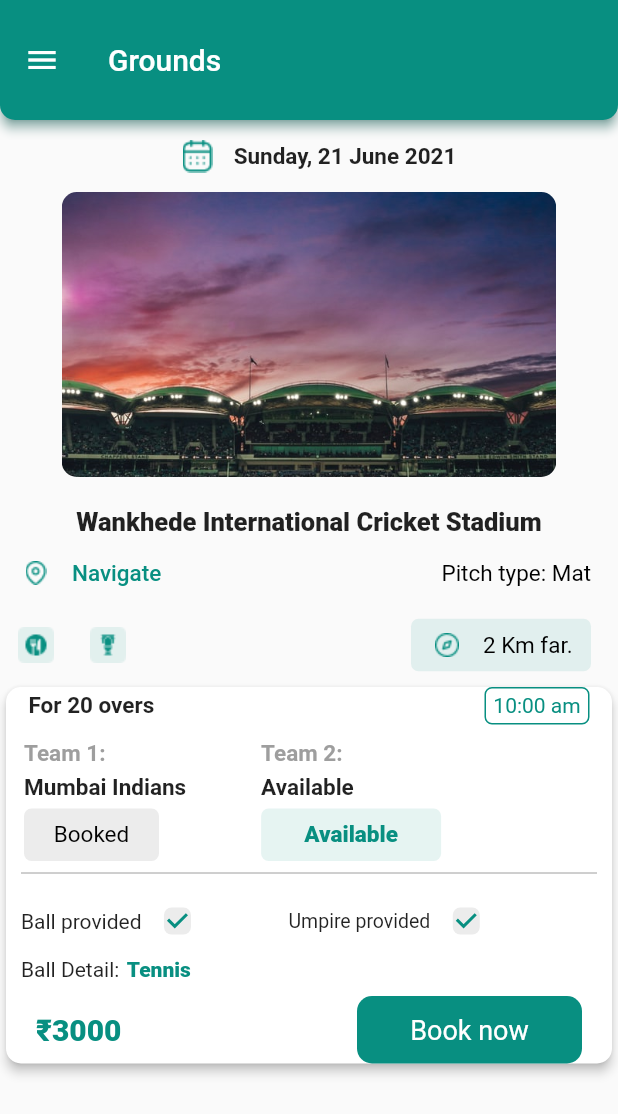
After one commit to yash1001-sojitra/gameon, a Flutter app: the GameonDash screen opened by its route, after a tap on "20 over", on a phone screen of 412 x 824 dp. The commit adds this screen. Shown: the top 1114 px of the screen. Run offline on Flutter 3.47's test engine with Material 2 defaults, Android fonts, the phone set to English and light mode, and no system bars; our stand-ins replace date_picker_timeline, google_fonts, lottie, pinput.

Commit message:
details screen complete

```diff
--- a/lib/Screens/Dashboard/dashboard.dart
+++ b/lib/Screens/Dashboard/dashboard.dart
@@ -1,5 +1,6 @@
 import 'package:date_picker_timeline/date_picker_widget.dart';
 import 'package:flutter/material.dart';
+import 'package:gameon/Screens/Dashboard/detailsscreen.dart';
 
 class GameonDash extends StatefulWidget {
   const GameonDash({Key? key}) : super(key: key);
@@ -63,8 +64,7 @@ class _GameonDashState extends State<GameonDash> {
             selectedTextColor: Colors.white,
             onDateChange: (date) {
               // New date selected
-              setState(() {
-              });
+              setState(() {});
             },
           ),
           const SizedBox(
@@ -119,7 +119,14 @@ class _GameonDashState extends State<GameonDash> {
             child: ListView.builder(
               itemCount: 5,
               itemBuilder: (BuildContext context, int index) {
-                return const GroundListViewModel();
+                return GestureDetector(
+                    onTap: () {
+                      Navigator.pushReplacement(
+                          context,
+                          MaterialPageRoute(
+                              builder: (context) => const GroundDetails()));
+                    },
+                    child: const GroundListViewModel());
               },
             ),
           )
@@ -184,7 +191,7 @@ class GroundListViewModel extends StatelessWidget {
                         width: 70,
                         height: 25,
                         decoration: BoxDecoration(
-                            color: const Color(0xff088F81),
+                            color: Colors.grey,
                             borderRadius: BorderRadius.circular(5)),
                         child: const Center(
                             child: Text(
--- /dev/null
+++ b/lib/Screens/Dashboard/detailsscreen.dart
@@ -0,0 +1,426 @@
+// ignore_for_file: file_names
+
+import 'package:flutter/material.dart';
+
+class GroundDetails extends StatefulWidget {
+  const GroundDetails({Key? key}) : super(key: key);
+
+  @override
+  State<GroundDetails> createState() => _GroundDetailsState();
+}
+
+class _GroundDetailsState extends State<GroundDetails> {
+  @override
+  Widget build(BuildContext context) {
+    return Scaffold(
+      appBar: AppBar(
+        toolbarHeight: 80,
+        backgroundColor: const Color(0xff088F81),
+        elevation: 3,
+        shadowColor: const Color(0xff088F81),
+        title: const Text("Grounds"),
+        shape: const RoundedRectangleBorder(
+            borderRadius: BorderRadius.only(
+                bottomLeft: Radius.circular(10),
+                bottomRight: Radius.circular(10))),
+      ),
+      drawer: const Drawer(),
+      body: Column(
+        mainAxisAlignment: MainAxisAlignment.start,
+        children: [
+          Row(
+            mainAxisAlignment: MainAxisAlignment.center,
+            children: [
+              IconButton(
+                  splashColor: Colors.transparent,
+                  hoverColor: Colors.transparent,
+                  focusColor: Colors.transparent,
+                  highlightColor: Colors.transparent,
+                  onPressed: () {},
+                  icon: Image.asset(
+                    "assets/icons/calandericon.png",
+                    height: 30,
+                    width: 35,
+                    color: const Color(0xff088F81),
+                  )),
+              const Text(
+                "Sunday, 21 June 2021",
+                style: TextStyle(fontWeight: FontWeight.w700, fontSize: 15),
+              )
+            ],
+          ),
+          ClipRRect(
+            borderRadius: BorderRadius.circular(10), // Image border
+            child: SizedBox(
+              width: MediaQuery.of(context).size.width * 0.80,
+              height: 190,
+              child: Image.asset(
+                "assets/images/stadiumimage.jpg",
+                fit: BoxFit.cover,
+              ),
+            ),
+          ),
+          const SizedBox(
+            height: 20,
+          ),
+          const Text(
+            "Wankhede International Cricket Stadium",
+            style: TextStyle(fontWeight: FontWeight.w800, fontSize: 17),
+          ),
+          Padding(
+            padding: const EdgeInsets.only(right: 18.0),
+            child: Row(
+              mainAxisAlignment: MainAxisAlignment.spaceBetween,
+              children: [
+                Row(
+                  children: [
+                    IconButton(
+                        splashColor: Colors.transparent,
+                        hoverColor: Colors.transparent,
+                        focusColor: Colors.transparent,
+                        highlightColor: Colors.transparent,
+                        onPressed: () {},
+                        icon: Image.asset(
+                          "assets/icons/locationicon.png",
+                          height: 30,
+                          width: 35,
+                          color: const Color(0xff088F81),
+                        )),
+                    const Text(
+                      "Navigate",
+                      style: TextStyle(
+                          color: Color(0xff088F81),
+                          fontWeight: FontWeight.w500,
+                          fontSize: 15),
+                    )
+                  ],
+                ),
+                Row(
+                  children: const [
+                    Text(
+                      "Pitch type: ",
+                      style: TextStyle(color: Colors.black, fontSize: 15),
+                    ),
+                    Text(
+                      "Mat",
+                      style: TextStyle(color: Colors.black, fontSize: 15),
+                    ),
+                  ],
+                ),
+              ],
+            ),
+          ),
+          Padding(
+            padding: const EdgeInsets.only(right: 18.0),
+            child: Row(
+              mainAxisAlignment: MainAxisAlignment.spaceBetween,
+              children: [
+                Row(
+                  children: [
+                    IconButton(
+                        splashColor: Colors.transparent,
+                        hoverColor: Colors.transparent,
+                        focusColor: Colors.transparent,
+                        highlightColor: Colors.transparent,
+                        onPressed: () {},
+                        icon: Image.asset(
+                          "assets/icons/foodserviceicon.png",
+                          height: 40,
+                          width: 45,
+                          color: const Color(0xff088F81),
+                        )),
+                    IconButton(
+                        splashColor: Colors.transparent,
+                        hoverColor: Colors.transparent,
+                        focusColor: Colors.transparent,
+                        highlightColor: Colors.transparent,
+                        onPressed: () {},
+                        icon: Image.asset(
+                          "assets/icons/washserviceicon.png",
+                          height: 40,
+                          width: 45,
+                          color: const Color(0xff088F81),
+                        )),
+                  ],
+                ),
+                Container(
+                  width: 120,
+                  height: 35,
+                  decoration: BoxDecoration(
+                      color: const Color(0xff088F81).withOpacity(0.1),
+                      borderRadius: BorderRadius.circular(5)),
+                  child: Row(
+                    children: [
+                      IconButton(
+                          splashColor: Colors.transparent,
+                          hoverColor: Colors.transparent,
+                          focusColor: Colors.transparent,
+                          highlightColor: Colors.transparent,
+                          onPressed: () {},
+                          icon: Image.asset(
+                            "assets/icons/navigationicon.png",
+                            height: 30,
+                            width: 35,
+                            color: const Color(0xff088F81),
+                          )),
+                      const Text(
+                        "2 Km far.",
+                        style: TextStyle(color: Colors.black, fontSize: 15),
+                      )
+                    ],
+                  ),
+                ),
+              ],
+            ),
+          ),
+          Expanded(
+            child: ListView.builder(
+              itemCount: 1,
+              itemBuilder: (BuildContext context, int index) {
+                return const DetailsViewModel();
+              },
+            ),
+          ),
+        ],
+      ),
+    );
+  }
+}
+
+class DetailsViewModel extends StatefulWidget {
+  const DetailsViewModel({Key? key}) : super(key: key);
+
+  @override
+  State<DetailsViewModel> createState() => _DetailsViewModelState();
+}
+
+class _DetailsViewModelState extends State<DetailsViewModel> {
+  late bool checkedValue = true;
+  @override
+  Widget build(BuildContext context) {
+    return Card(
+      shape: RoundedRectangleBorder(borderRadius: BorderRadius.circular(10)),
+      elevation: 3,
+      child: Column(
+        mainAxisAlignment: MainAxisAlignment.start,
+        children: [
+          Padding(
+            padding: const EdgeInsets.only(right: 15.0, left: 15),
+            child: Row(
+              mainAxisAlignment: MainAxisAlignment.spaceBetween,
+              children: [
+                const Text("For 20 overs",
+                    style:
+                        TextStyle(fontSize: 15, fontWeight: FontWeight.w600)),
+                Container(
+                  width: 70,
+                  height: 25,
+                  decoration: BoxDecoration(
+                      border: Border.all(
+                        color: const Color(0xff088F81),
+                      ),
+                      borderRadius: BorderRadius.circular(5)),
+                  child: const Center(
+                      child: Text(
+                    "10:00 am",
+                    style: TextStyle(color: Color(0xff088F81)),
+                  )),
+                ),
+              ],
+            ),
+          ),
+          const SizedBox(
+            height: 10,
+          ),
+          Padding(
+            padding: const EdgeInsets.only(left: 12.0),
+            child: Row(
+              mainAxisAlignment: MainAxisAlignment.start,
+              children: [
+                Column(
+                  crossAxisAlignment: CrossAxisAlignment.start,
+                  children: [
+                    const Text("Team 1:",
+                        style: TextStyle(
+                            fontSize: 15,
+                            color: Colors.grey,
+                            fontWeight: FontWeight.w600)),
+                    const SizedBox(
+                      height: 5,
+                    ),
+                    const Text("Mumbai Indians",
+                        style: TextStyle(
+                            fontSize: 15, fontWeight: FontWeight.w600)),
+                    const SizedBox(
+                      height: 5,
+                    ),
+                    Container(
+                        width: 90,
+                        height: 35,
+                        decoration: BoxDecoration(
+                            color: Colors.grey.withOpacity(0.2),
+                            borderRadius: BorderRadius.circular(5)),
+                        child: const Center(
+                          child: Text(
+                            "Booked",
+                            style: TextStyle(color: Colors.black, fontSize: 15),
+                          ),
+                        )),
+                  ],
+                ),
+                const SizedBox(
+                  width: 50,
+                ),
+                Column(
+                  crossAxisAlignment: CrossAxisAlignment.start,
+                  children: [
+                    const Text("Team 2:",
+                        style: TextStyle(
+                            fontSize: 15,
+                            color: Colors.grey,
+                            fontWeight: FontWeight.w600)),
+                    const SizedBox(
+                      height: 5,
+                    ),
+                    const Text("Available",
+                        style: TextStyle(
+                            fontSize: 15, fontWeight: FontWeight.w600)),
+                    const SizedBox(
+                      height: 5,
+                    ),
+                    Container(
+                        width: 120,
+                        height: 35,
+                        decoration: BoxDecoration(
+                            color: const Color(0xff088F81).withOpacity(0.1),
+                            borderRadius: BorderRadius.circular(5)),
+                        child: const Center(
+                          child: Text(
+                            "Available",
+                            style: TextStyle(
+                                color: Color(0xff088F81),
+                                fontWeight: FontWeight.w900,
+                                fontSize: 15),
+                          ),
+                        )),
+                  ],
+                )
+              ],
+            ),
+          ),
+          const Padding(
+            padding: EdgeInsets.only(left: 10.0, right: 10),
+            child: Divider(
+              color: Colors.grey,
+            ),
+          ),
+          Padding(
+            padding: const EdgeInsets.only(left: 10.0),
+            child: Row(
+              mainAxisAlignment: MainAxisAlignment.start,
+              crossAxisAlignment: CrossAxisAlignment.start,
+              children: [
+                Row(
+                  children: [
+                    const Text("Ball provided"),
+                    Checkbox(
+                        checkColor: const Color(0xff088F81),
+                        shape: RoundedRectangleBorder(
+                            borderRadius: BorderRadius.circular(5)),
+                        fillColor: MaterialStateProperty.all(
+                            Colors.grey.withOpacity(0.2)),
+                        value: checkedValue,
+                        activeColor: Colors.green,
+                        onChanged: ((value) {
+                          setState(() {
+                            checkedValue = value!;
+                          });
+                        })),
+                  ],
+                ),
+                const SizedBox(
+                  width: 50,
+                ),
+                Row(
+                  children: [
+                    const Text(
+                      "Umpire provided",
+                      style: TextStyle(fontSize: 13),
+                    ),
+                    Checkbox(
+                        checkColor: const Color(0xff088F81),
+                        shape: RoundedRectangleBorder(
+                            borderRadius: BorderRadius.circular(5)),
+                        fillColor: MaterialStateProperty.all(
+                            Colors.grey.withOpacity(0.2)),
+                        value: checkedValue,
+                        activeColor: Colors.green,
+                        onChanged: ((value) {
+                          setState(() {
+                            checkedValue = value!;
+                          });
+                        })),
+                  ],
+                ),
+              ],
+            ),
+          ),
+          Padding(
+            padding: const EdgeInsets.only(left: 10.0),
+            child: Row(
+              children: const [
+                Text("Ball Detail:"),
+                SizedBox(
+                  width: 5,
+                ),
+                Text(
+                  "Tennis",
+                  style: TextStyle(
+                      color: Color(0xff088F81), fontWeight: FontWeight.w900),
+                ),
+              ],
+            ),
+          ),
+          const SizedBox(
+            height: 10,
+          ),
+          Padding(
+            padding: const EdgeInsets.only(left: 20.0, right: 20),
+            child: Row(
+              mainAxisAlignment: MainAxisAlignment.spaceBetween,
+              children: [
+                const Text(
+                  "\u{20B9}${3000}",
+                  style: TextStyle(
+                      color: Color(0xff088F81),
+                      fontSize: 20,
+                      fontWeight: FontWeight.w900),
+                ),
+                GestureDetector(
+                  onTap: () {},
+                  child: Center(
+                    child: Container(
+                      height: 45,
+                      width: 150,
+                      decoration: BoxDecoration(
+                          color: const Color(0xff088F81),
+                          borderRadius: BorderRadius.circular(10)),
+                      child: const Center(
+                          child: Text(
+                        "Book now",
+                        style: TextStyle(
+                          color: Colors.white,
+                          fontSize: 18,
+                        ),
+                      )),
+                    ),
+                  ),
+                ),
+              ],
+            ),
+          )
+        ],
+      ),
+    );
+  }
+}
```
Also changed, not shown: assets/icons/calandericon.png (added), assets/icons/foodserviceicon.png (added), assets/icons/washserviceicon.png (added).
